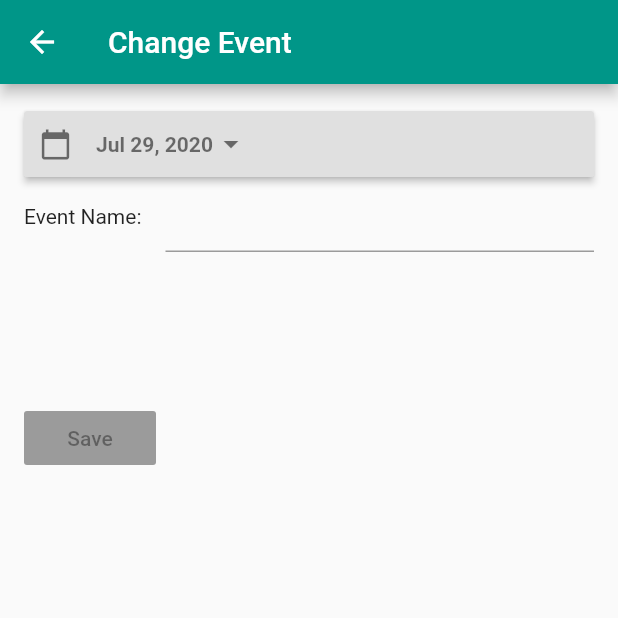
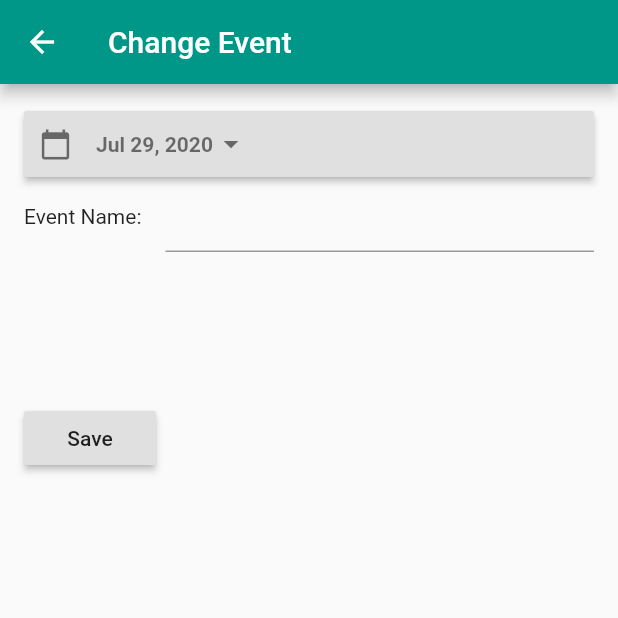
Before and after one commit to nailuj29/flutter_countdown, a Flutter app: the screen it shows after launch, after a tap on the "add" icon, on a phone screen of 412 x 824 dp, the top half of it. Run offline on Flutter 3.47's test engine with Material 2 defaults, Android fonts, the phone set to English and light mode, and no system bars; our stand-ins replace flutter_bloc, moor_flutter; generated files the repository leaves out were written again.

Commit message:
implemented save functionality

```diff
--- a/lib/main.dart
+++ b/lib/main.dart
@@ -13,14 +13,15 @@ void main() async {
 class MyApp extends StatelessWidget {
   @override
   Widget build(BuildContext context) {
-    return MaterialApp(
-      title: "Countdown",
-      debugShowCheckedModeBanner: false,
-      theme: ThemeData(
-        primaryColor: Colors.teal.shade500,
-      ),
-      home: BlocProvider<CountdownBloc>(
-          create: (context) => CountdownBloc(), child: Home()),
-    );
+    return BlocProvider<CountdownBloc>(
+        create: (context) => CountdownBloc(),
+        child: MaterialApp(
+          title: "Countdown",
+          debugShowCheckedModeBanner: false,
+          theme: ThemeData(
+            primaryColor: Colors.teal.shade500,
+          ),
+          home: Home(),
+        ));
   }
 }
--- a/lib/pages/change_event.dart
+++ b/lib/pages/change_event.dart
@@ -1,5 +1,8 @@
+import 'package:countdown/blocs/countdown_bloc.dart';
 import 'package:countdown/database/moor_db.dart';
+import 'package:countdown/events/countdown_event.dart';
 import 'package:flutter/material.dart';
+import 'package:flutter_bloc/flutter_bloc.dart';
 import 'package:intl/intl.dart';
 
 // ignore: must_be_immutable
@@ -95,15 +98,26 @@ class _ChangeEventScreenState extends State<ChangeEventScreen> {
                 )
               ],
             ),
-            SizedBox(height: 100.0,),
-            Row(children: <Widget>[
-              RaisedButton(
-                child: Text(
-                  "Save"
-                ),
-                onPressed: ,
-              )
-            ],)
+            SizedBox(
+              height: 100.0,
+            ),
+            Row(
+              children: <Widget>[
+                RaisedButton(
+                  child: Text("Save"),
+                  onPressed: () {
+                    CountdownBloc bloc = BlocProvider.of(context);
+                    if (isNew) {
+                      companion = CountdownsCompanion.insert(
+                          date: dateSet, name: controller.text);
+                      bloc.add(CountdownEvent.add(companion));
+                    }
+
+                    Navigator.of(context).pop();
+                  },
+                )
+              ],
+            )
           ],
         ),
         padding: EdgeInsets.all(16.0),
@@ -129,4 +143,10 @@ class _ChangeEventScreenState extends State<ChangeEventScreen> {
       dateSet = _date;
     });
   }
+
+  @override
+  void dispose() {
+    controller.dispose();
+    super.dispose();
+  }
 }
```
